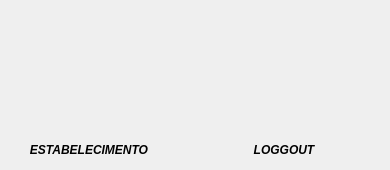
hnmcano/unique, file desktop/windows/form_config/painel_configuracoes.ui: the form before one commit.
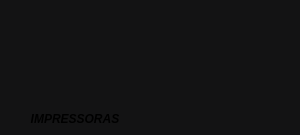
The form after the commit. Icons and pictures are not drawn.

```diff
--- a/desktop/windows/form_config/painel_configuracoes.ui
+++ b/desktop/windows/form_config/painel_configuracoes.ui
@@ -6,24 +6,50 @@
    <rect>
     <x>0</x>
     <y>0</y>
-    <width>390</width>
-    <height>170</height>
+    <width>300</width>
+    <height>135</height>
    </rect>
   </property>
+  <property name="minimumSize">
+   <size>
+    <width>300</width>
+    <height>135</height>
+   </size>
+  </property>
+  <property name="maximumSize">
+   <size>
+    <width>300</width>
+    <height>135</height>
+   </size>
+  </property>
   <property name="windowTitle">
    <string>MainWindow</string>
   </property>
+  <property name="styleSheet">
+   <string notr="true">#centralwidget{
+	background-color: black;
+}
+
+#centralwidget #widget_2{
+	background-color: #131314;
+}
+
+#centralwidget #widget_3{
+	background-color: #131314;
+}
+</string>
+  </property>
   <widget class="QWidget" name="centralwidget">
    <property name="minimumSize">
     <size>
-     <width>390</width>
-     <height>170</height>
+     <width>0</width>
+     <height>0</height>
     </size>
    </property>
    <property name="maximumSize">
     <size>
-     <width>390</width>
-     <height>170</height>
+     <width>16777215</width>
+     <height>16777215</height>
     </size>
    </property>
    <layout class="QVBoxLayout" name="verticalLayout">
@@ -46,14 +72,14 @@
      <widget class="QWidget" name="widget" native="true">
       <property name="minimumSize">
        <size>
-        <width>390</width>
-        <height>170</height>
+        <width>0</width>
+        <height>0</height>
        </size>
       </property>
       <property name="maximumSize">
        <size>
-        <width>390</width>
-        <height>170</height>
+        <width>16777215</width>
+        <height>16777215</height>
        </size>
       </property>
       <layout class="QHBoxLayout" name="horizontalLayout">
@@ -76,14 +102,14 @@
         <widget class="QWidget" name="widget_2" native="true">
          <property name="minimumSize">
           <size>
-           <width>195</width>
-           <height>170</height>
+           <width>0</width>
+           <height>0</height>
           </size>
          </property>
          <property name="maximumSize">
           <size>
-           <width>195</width>
-           <height>170</height>
+           <width>16777215</width>
+           <height>16777215</height>
           </size>
          </property>
          <layout class="QVBoxLayout" name="verticalLayout_3">
@@ -103,17 +129,23 @@
            <number>9</number>
           </property>
           <item>
-           <widget class="QPushButton" name="btn_estabelecimento">
+           <widget class="QPushButton" name="btn_impressoras">
+            <property name="sizePolicy">
+             <sizepolicy hsizetype="Minimum" vsizetype="MinimumExpanding">
+              <horstretch>0</horstretch>
+              <verstretch>0</verstretch>
+             </sizepolicy>
+            </property>
             <property name="minimumSize">
              <size>
-              <width>160</width>
-              <height>120</height>
+              <width>0</width>
+              <height>0</height>
              </size>
             </property>
             <property name="maximumSize">
              <size>
-              <width>160</width>
-              <height>120</height>
+              <width>16777215</width>
+              <height>16777215</height>
              </size>
             </property>
             <property name="font">
@@ -122,7 +154,7 @@
              </font>
             </property>
             <property name="styleSheet">
-             <string notr="true">background-color: rgb(57, 57, 57);</string>
+             <string notr="true"/>
             </property>
             <property name="text">
              <string/>
@@ -153,13 +185,13 @@
            <widget class="QLabel" name="label">
             <property name="minimumSize">
              <size>
-              <width>160</width>
+              <width>0</width>
               <height>0</height>
              </size>
             </property>
             <property name="maximumSize">
              <size>
-              <width>160</width>
+              <width>16777215</width>
               <height>16777215</height>
              </size>
             </property>
@@ -170,7 +202,7 @@
              </font>
             </property>
             <property name="text">
-             <string>ESTABELECIMENTO</string>
+             <string>IMPRESSORAS</string>
             </property>
             <property name="alignment">
              <set>Qt::AlignmentFlag::AlignCenter</set>
@@ -184,17 +216,17 @@
         <widget class="QWidget" name="widget_3" native="true">
          <property name="minimumSize">
           <size>
-           <width>195</width>
-           <height>170</height>
+           <width>0</width>
+           <height>0</height>
           </size>
          </property>
          <property name="maximumSize">
           <size>
-           <width>195</width>
-           <height>170</height>
+           <width>16777215</width>
+           <height>16777215</height>
           </size>
          </property>
-         <layout class="QVBoxLayout" name="verticalLayout_2" stretch="0,0">
+         <layout class="QVBoxLayout" name="verticalLayout_2">
           <property name="spacing">
            <number>9</number>
           </property>
@@ -210,76 +242,6 @@
           <property name="bottomMargin">
            <number>9</number>
           </property>
-          <item>
-           <widget class="QPushButton" name="btn_loggout">
-            <property name="minimumSize">
-             <size>
-              <width>160</width>
-              <height>120</height>
-             </size>
-            </property>
-            <property name="maximumSize">
-             <size>
-              <width>160</width>
-              <height>120</height>
-             </size>
-            </property>
-            <property name="styleSheet">
-             <string notr="true">background-color: rgb(57, 57, 57);</string>
-            </property>
-            <property name="text">
-             <string/>
-            </property>
-            <property name="icon">
-             <iconset>
-              <selectedon>:/unique/sair.png</selectedon>
-             </iconset>
-            </property>
-            <property name="iconSize">
-             <size>
-              <width>54</width>
-              <height>54</height>
-             </size>
-            </property>
-            <property name="autoDefault">
-             <bool>true</bool>
-            </property>
-            <property name="default">
-             <bool>true</bool>
-            </property>
-            <property name="flat">
-             <bool>true</bool>
-            </property>
-           </widget>
-          </item>
-          <item>
-           <widget class="QLabel" name="label_2">
-            <property name="minimumSize">
-             <size>
-              <width>160</width>
-              <height>0</height>
-             </size>
-            </property>
-            <property name="maximumSize">
-             <size>
-              <width>160</width>
-              <height>16777215</height>
-             </size>
-            </property>
-            <property name="font">
-             <font>
-              <italic>true</italic>
-              <bold>true</bold>
-             </font>
-            </property>
-            <property name="text">
-             <string>LOGGOUT</string>
-            </property>
-            <property name="alignment">
-             <set>Qt::AlignmentFlag::AlignCenter</set>
-            </property>
-           </widget>
-          </item>
          </layout>
         </widget>
        </item>
```
Left out of the diff: 5 changed lines with no effect on the pictures.
